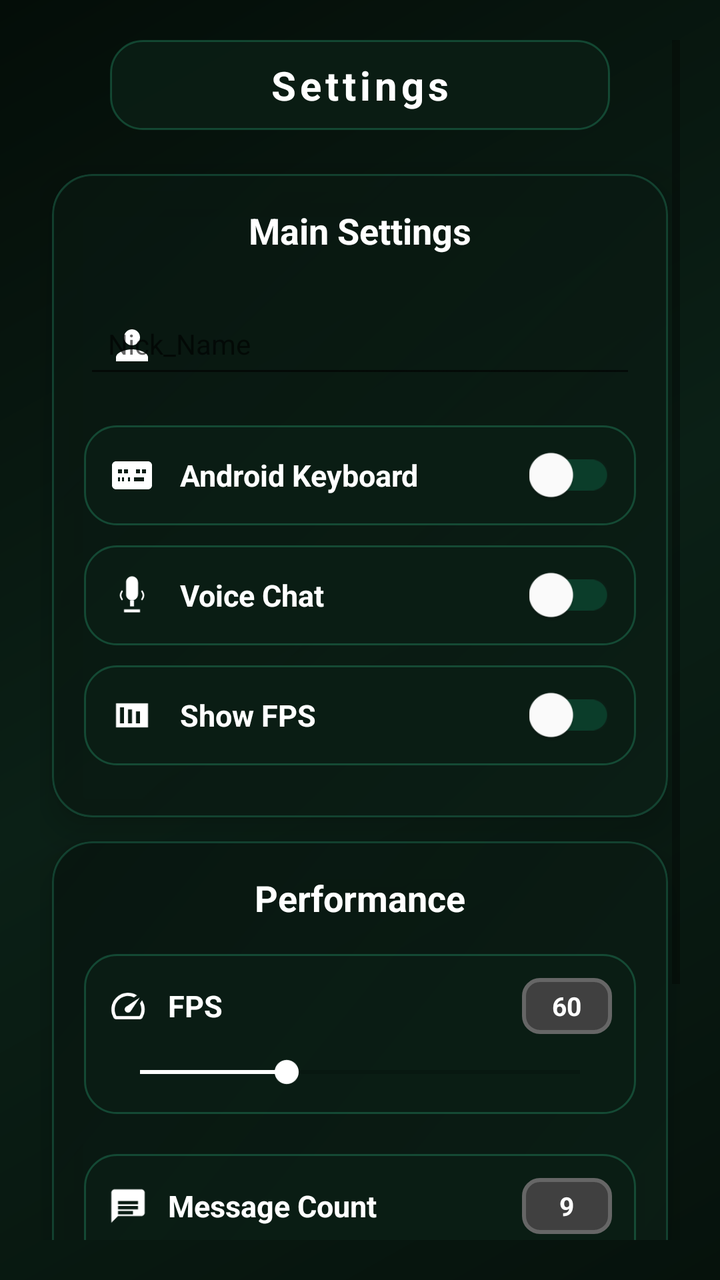
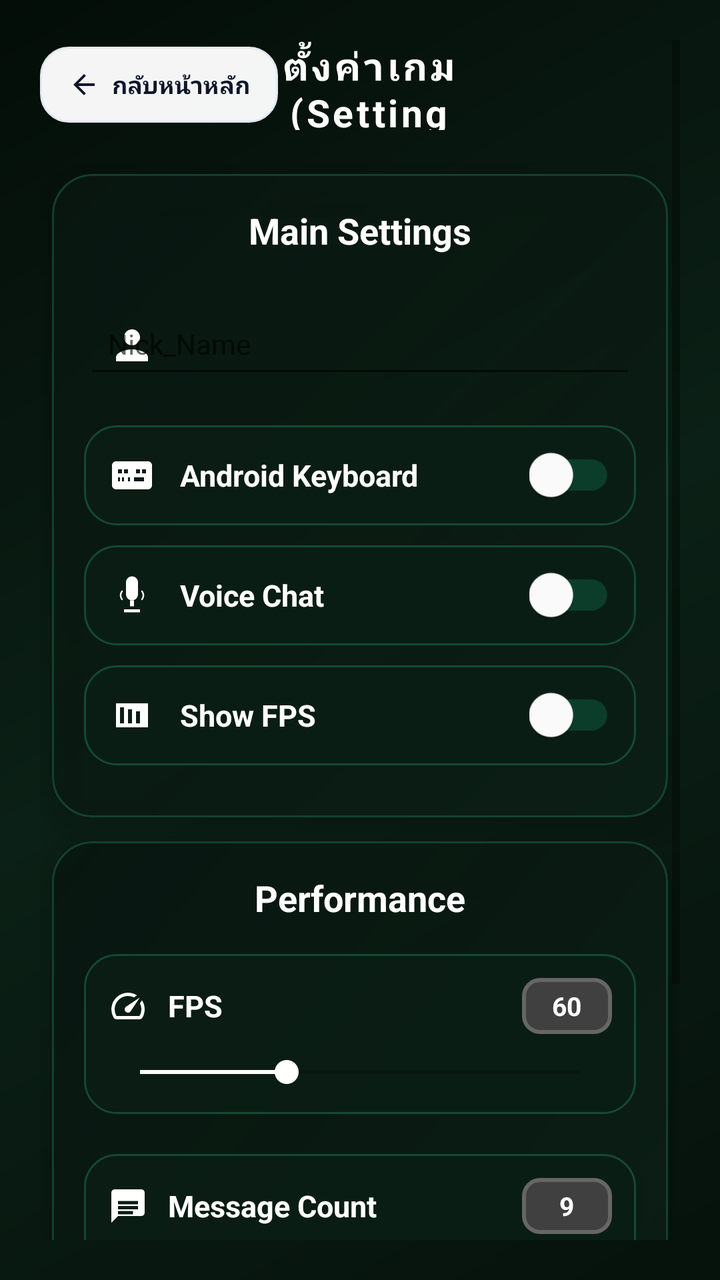

Screens rendered from an Android XML layout before and after an edit, with the pre-edit source and the edit as a unified diff.
<!-- AndroidManifest.xml: application theme Theme.AppCompat.Light.NoActionBar -->
<!-- res/layout/activity_settings.xml -->
<?xml version="1.0" encoding="utf-8"?>
<ScrollView xmlns:android="http://schemas.android.com/apk/res/android"
    xmlns:app="http://schemas.android.com/apk/res-auto"
    android:layout_width="match_parent"
    android:layout_height="match_parent"
    android:background="@drawable/bg_gradient"
    android:padding="20dp"
    android:fillViewport="true">

    <LinearLayout
        android:layout_width="match_parent"
        android:layout_height="wrap_content"
        android:orientation="vertical"
        android:gravity="center">

        


        
        <TextView
            android:layout_width="250dp"
            android:layout_height="45dp"
            android:layout_marginBottom="16dp"
            android:background="@drawable/setting_item_background"
            android:elevation="6dp"
            android:gravity="center"
            android:letterSpacing="0.1"
            android:text="Settings"
            android:textColor="@color/white"
            android:textSize="20sp"
            android:textStyle="bold" />

        <androidx.cardview.widget.CardView
            android:layout_width="match_parent"
            android:layout_height="wrap_content"
            android:layout_margin="6dp"
            app:cardBackgroundColor="@color/card_dark"
            app:cardCornerRadius="20dp"
            app:cardElevation="8dp"
            android:layout_gravity="center"
            android:translationZ="3dp">

            <LinearLayout
                android:layout_width="match_parent"
                android:layout_height="wrap_content"
                android:orientation="vertical"
                android:padding="16dp"
                android:background="@drawable/card_gradient_red">

                <TextView
                    android:layout_width="match_parent"
                    android:layout_height="wrap_content"
                    android:text="Main Settings"
                    android:textColor="@android:color/white"
                    android:textSize="18sp"
                    android:textStyle="bold"
                    android:layout_marginBottom="16dp"
                    android:gravity="center"
                    android:drawablePadding="6dp" />

                
                <com.google.android.material.textfield.TextInputLayout
                    android:layout_width="match_parent"
                    android:layout_height="wrap_content"
                    android:layout_marginBottom="16dp"
                    app:boxBackgroundMode="outline"
                    app:boxBackgroundColor="@android:color/transparent"
                    app:boxStrokeColor="@color/white"
                    app:boxCornerRadiusBottomEnd="12dp"
                    app:boxCornerRadiusBottomStart="12dp"
                    app:boxCornerRadiusTopEnd="12dp"
                    app:boxCornerRadiusTopStart="12dp"
                    app:hintTextColor="#FFFFFF"
                    app:startIconDrawable="@drawable/ic_person"
                    app:startIconTint="@android:color/white"
                    app:endIconMode="clear_text"
                    app:endIconTint="@android:color/white">

                    <com.google.android.material.textfield.TextInputEditText
                        android:id="@+id/settings_nickname"
                        android:layout_width="match_parent"
                        android:layout_height="wrap_content"
                        android:hint="Nick_Name"
                        android:textColor="@android:color/white"
                        android:textColorHint="#FFFFFF"
                        android:textSize="14sp"
                        android:padding="12dp" />
                </com.google.android.material.textfield.TextInputLayout>

                
                <LinearLayout
                    android:layout_width="match_parent"
                    android:layout_height="50dp"
                    android:orientation="horizontal"
                    android:layout_marginBottom="10dp"
                    android:gravity="center_vertical"
                    android:paddingStart="12dp"
                    android:paddingEnd="12dp"
                    android:background="@drawable/setting_item_background"
                    android:clickable="true"
                    android:focusable="true">

                    <ImageView
                        android:layout_width="24dp"
                        android:layout_height="24dp"
                        android:src="@drawable/ic_keyboard"
                        android:color="@color/white"
                        android:layout_marginEnd="12dp" />

                    <TextView
                        android:layout_width="0dp"
                        android:layout_height="wrap_content"
                        android:layout_weight="1"
                        android:text="Android Keyboard"
                        android:textColor="@android:color/white"
                        android:textSize="15sp"
                        android:textStyle="bold" />

                    <androidx.appcompat.widget.SwitchCompat
                        android:id="@+id/keyboard_switch"
                        android:layout_width="wrap_content"
                        android:layout_height="wrap_content"
                        app:trackTint="@color/switch_track"
                        app:thumbTint="@color/white"
                        android:scaleX="1.1"
                        android:scaleY="1.1" />

                </LinearLayout>

                
                <LinearLayout
                    android:layout_width="match_parent"
                    android:layout_height="50dp"
                    android:orientation="horizontal"
                    android:layout_marginBottom="10dp"
                    android:gravity="center_vertical"
                    android:paddingStart="12dp"
                    android:paddingEnd="12dp"
                    android:background="@drawable/setting_item_background"
                    android:clickable="true"
                    android:focusable="true">

                    <ImageView
                        android:layout_width="24dp"
                        android:layout_height="24dp"
                        android:src="@drawable/ic_voice"
                        android:color="@color/white"
                        android:layout_marginEnd="12dp" />

                    <TextView
                        android:layout_width="0dp"
                        android:layout_height="wrap_content"
                        android:layout_weight="1"
                        android:text="Voice Chat"
                        android:textColor="@android:color/white"
                        android:textSize="15sp"
                        android:textStyle="bold" />

                    <androidx.appcompat.widget.SwitchCompat
                        android:id="@+id/voice_switch"
                        android:layout_width="wrap_content"
                        android:layout_height="wrap_content"
                        app:trackTint="@color/switch_track"
                        app:thumbTint="@color/white"
                        android:scaleX="1.1"
                        android:scaleY="1.1" />

                </LinearLayout>

                
                <LinearLayout
                    android:layout_width="match_parent"
                    android:layout_height="50dp"
                    android:orientation="horizontal"
                    android:layout_marginBottom="10dp"
                    android:gravity="center_vertical"
                    android:paddingStart="12dp"
                    android:paddingEnd="12dp"
                    android:background="@drawable/setting_item_background"
                    android:clickable="true"
                    android:focusable="true">

                    <ImageView
                        android:layout_width="24dp"
                        android:layout_height="24dp"
                        android:src="@drawable/ic_fps"
                        android:color="@color/white"
                        android:layout_marginEnd="12dp" />

                    <TextView
                        android:layout_width="0dp"
                        android:layout_height="wrap_content"
                        android:layout_weight="1"
                        android:text="Show FPS"
                        android:textColor="@android:color/white"
                        android:textSize="15sp"
                        android:textStyle="bold" />

                    <androidx.appcompat.widget.SwitchCompat
                        android:id="@+id/fps_switch"
                        android:layout_width="wrap_content"
                        android:layout_height="wrap_content"
                        app:trackTint="@color/switch_track"
                        app:thumbTint="@color/white"
                        android:scaleX="1.1"
                        android:scaleY="1.1" />

                </LinearLayout>

            </LinearLayout>

        </androidx.cardview.widget.CardView>

        
        <androidx.cardview.widget.CardView
            android:layout_width="match_parent"
            android:layout_height="wrap_content"
            android:layout_margin="6dp"
            app:cardBackgroundColor="@color/card_dark"
            app:cardCornerRadius="20dp"
            app:cardElevation="8dp"
            android:layout_gravity="center"
            android:translationZ="3dp">

            <LinearLayout
                android:layout_width="match_parent"
                android:layout_height="wrap_content"
                android:orientation="vertical"
                android:padding="16dp"
                android:background="@drawable/card_gradient_red">

                <TextView
                    android:layout_width="match_parent"
                    android:layout_height="wrap_content"
                    android:text="Performance"
                    android:textColor="@android:color/white"
                    android:textSize="18sp"
                    android:textStyle="bold"
                    android:layout_marginBottom="16dp"
                    android:gravity="center" />

                
                <LinearLayout
                    android:layout_width="match_parent"
                    android:layout_height="wrap_content"
                    android:orientation="vertical"
                    android:layout_marginBottom="20dp"
                    android:padding="12dp"
                    android:background="@drawable/setting_item_background">

                    <LinearLayout
                        android:layout_width="match_parent"
                        android:layout_height="wrap_content"
                        android:orientation="horizontal"
                        android:gravity="center_vertical"
                        android:layout_marginBottom="10dp">

                        <ImageView
                            android:layout_width="20dp"
                            android:layout_height="20dp"
                            android:src="@drawable/ic_speed"
                            android:color="@color/white"
                            android:layout_marginEnd="10dp" />

                        <TextView
                            android:layout_width="0dp"
                            android:layout_height="wrap_content"
                            android:layout_weight="1"
                            android:text="FPS"
                            android:textColor="@android:color/white"
                            android:textSize="15sp"
                            android:textStyle="bold" />

                        <TextView
                            android:id="@+id/fps_count"
                            android:layout_width="45dp"
                            android:layout_height="28dp"
                            android:background="@drawable/value_indicator"
                            android:gravity="center"
                            android:text="60"
                            android:textColor="@android:color/white"
                            android:textSize="13sp"
                            android:textStyle="bold" />

                    </LinearLayout>

                    <SeekBar
                        android:id="@+id/fps_seekbar"
                        android:layout_width="match_parent"
                        android:layout_height="wrap_content"
                        android:max="3"
                        android:progress="1"
                        android:progressTint="@color/white"
                        android:thumbTint="@color/white"
                        android:splitTrack="false"
                        android:elevation="3dp" />

                </LinearLayout>

                
                <LinearLayout
                    android:layout_width="match_parent"
                    android:layout_height="wrap_content"
                    android:orientation="vertical"
                    android:padding="12dp"
                    android:background="@drawable/setting_item_background">

                    <LinearLayout
                        android:layout_width="match_parent"
                        android:layout_height="wrap_content"
                        android:orientation="horizontal"
                        android:gravity="center_vertical"
                        android:layout_marginBottom="10dp">

                        <ImageView
                            android:layout_width="20dp"
                            android:layout_height="20dp"
                            android:src="@drawable/ic_message"
                            android:color="@color/white"
                            android:layout_marginEnd="10dp" />

                        <TextView
                            android:layout_width="0dp"
                            android:layout_height="wrap_content"
                            android:layout_weight="1"
                            android:text="Message Count"
                            android:textColor="@android:color/white"
                            android:textSize="15sp"
                            android:textStyle="bold" />

                        <TextView
                            android:id="@+id/messages_count"
                            android:layout_width="45dp"
                            android:layout_height="28dp"
                            android:background="@drawable/value_indicator"
                            android:gravity="center"
                            android:text="9"
                            android:textColor="@android:color/white"
                            android:textSize="13sp"
                            android:textStyle="bold" />

                    </LinearLayout>

                    <SeekBar
                        android:id="@+id/messages_seekbar"
                        android:layout_width="match_parent"
                        android:layout_height="wrap_content"
                        android:max="3"
                        android:progress="1"
                        android:progressTint="@color/white"
                        android:thumbTint="@color/white"
                        android:splitTrack="false"
                        android:elevation="3dp" />


                </LinearLayout>


            </LinearLayout>


        </androidx.cardview.widget.CardView>

        <LinearLayout
            android:id="@+id/btn_reinstall_cache"
            android:layout_width="match_parent"
            android:layout_height="wrap_content"
            android:orientation="vertical"
            android:padding="12dp"
            android:layout_marginBottom="10dp"
            android:background="@drawable/setting_item_background"
            android:clickable="true"
            android:focusable="true">

            <LinearLayout
                android:layout_width="match_parent"
                android:layout_height="wrap_content"
                android:orientation="horizontal"
                android:gravity="center_vertical">

                <TextView
                    android:layout_width="0dp"
                    android:layout_height="wrap_content"
                    android:layout_weight="1"
                    android:text="Reinstall Cache"
                    android:textColor="@android:color/white"
                    android:textSize="15sp"
                    android:textStyle="bold" />

            </LinearLayout>

        </LinearLayout>

        <View
            android:id="@+id/placeholderSpace"
            android:layout_width="match_parent"
            android:layout_height="80dp"
            app:layout_constraintBottom_toBottomOf="parent"
            android:background="@android:color/transparent" />

    </LinearLayout>

</ScrollView>
<!-- resources referenced by this layout -->
<resources>
  <color name="card_dark">#990F261B</color>
  <color name="switch_track">#3310B981</color>
  <color name="white">#ffffffff</color>
  <!-- drawable bg_gradient (drawable) -->
  <?xml version="1.0" encoding="utf-8"?>
  <shape xmlns:android="http://schemas.android.com/apk/res/android">
      <gradient
          android:angle="135"
          android:startColor="#06120C"
          android:centerColor="#0B2016"
          android:endColor="#040D08"
          android:type="linear" />
  </shape>
  <!-- drawable card_gradient_red (drawable) -->
  <?xml version="1.0" encoding="utf-8"?>
  <shape xmlns:android="http://schemas.android.com/apk/res/android">
      <gradient
          android:angle="135"
          android:startColor="#E60A1D14"
          android:endColor="#D907140E"
          android:type="linear" />
      <stroke android:width="1dp" android:color="#3334D399" />
      <corners android:radius="20dp" />
  </shape>
  <!-- drawable ic_fps (drawable) -->
  <vector xmlns:android="http://schemas.android.com/apk/res/android"
      android:width="24dp"
      android:height="24dp"
      android:viewportWidth="24"
      android:viewportHeight="24">
      <path
          android:fillColor="@android:color/white"
          android:pathData="M4,18h16V6H4V18z M6,8h2v8H6V8z M10,9h2v7h-2V9z M14,10h2v6h-2V10z M18,11h-2v4h2V11z"/>
  </vector>
  <!-- drawable ic_message (drawable) -->
  <vector xmlns:android="http://schemas.android.com/apk/res/android"
      android:width="24dp"
      android:height="24dp"
      android:viewportWidth="24"
      android:viewportHeight="24">
      <path
          android:fillColor="@color/white"
          android:pathData="M20,2H4C2.9,2 2,2.9 2,4v18l4,-4h14c1.1,0 2,-0.9 2,-2V4C22,2.9 21.1,2 20,2zM6,9h12v2H6V9zM6,12h12v2H6V12zM6,15h9v2H6V15z"/>
  </vector>
  <!-- drawable setting_item_background (drawable) -->
  <?xml version="1.0" encoding="utf-8"?>
  <shape xmlns:android="http://schemas.android.com/apk/res/android">
      <solid android:color="#E60A1D14" />
      <stroke
          android:width="1dp"
          android:color="#4034D399" />
      <corners android:radius="16dp" />
  </shape>
  <!-- drawable value_indicator (drawable) -->
  <shape xmlns:android="http://schemas.android.com/apk/res/android">
      <solid android:color="#404040" />
      <stroke
          android:width="2dp"
          android:color="#666666" />
      <corners android:radius="8dp" />
  </shape>
  <!-- unchanged entries left out for length: 4 -->
</resources>

<!-- the commit's change to res/layout/activity_settings.xml (unified diff, before → after) -->
@@ -17,18 +17,57 @@
 
 
         
-        <TextView
-            android:layout_width="250dp"
-            android:layout_height="45dp"
-            android:layout_marginBottom="16dp"
-            android:background="@drawable/setting_item_background"
-            android:elevation="6dp"
-            android:gravity="center"
-            android:letterSpacing="0.1"
-            android:text="Settings"
-            android:textColor="@color/white"
-            android:textSize="20sp"
-            android:textStyle="bold" />
+        <LinearLayout
+            android:layout_width="match_parent"
+            android:layout_height="wrap_content"
+            android:orientation="horizontal"
+            android:gravity="center_vertical"
+            android:layout_marginBottom="16dp">
+
+            <LinearLayout
+                android:id="@+id/btn_back_to_home"
+                android:layout_width="wrap_content"
+                android:layout_height="38dp"
+                android:background="@drawable/bg_action_card"
+                android:orientation="horizontal"
+                android:gravity="center_vertical"
+                android:paddingHorizontal="14dp"
+                android:clickable="true"
+                android:focusable="true">
+
+                <ImageView
+                    android:layout_width="16dp"
+                    android:layout_height="16dp"
+                    android:layout_marginEnd="6dp"
+                    android:src="@drawable/ic_back"
+                    app:tint="@color/nextcity_text_title" />
+
+                <TextView
+                    android:layout_width="wrap_content"
+                    android:layout_height="wrap_content"
+                    android:text="กลับหน้าหลัก"
+                    android:textColor="@color/nextcity_text_title"
+                    android:textSize="12sp"
+                    android:fontFamily="sans-serif-bold"
+                    android:textStyle="bold" />
+            </LinearLayout>
+
+            <TextView
+                android:layout_width="0dp"
+                android:layout_height="45dp"
+                android:layout_weight="1"
+                android:gravity="center"
+                android:letterSpacing="0.08"
+                android:text="ตั้งค่าเกม (Settings)"
+                android:textColor="@color/white"
+                android:textSize="19sp"
+                android:textStyle="bold" />
+
+            
+            <View
+                android:layout_width="110dp"
+                android:layout_height="1dp" />
+        </LinearLayout>
 
         <androidx.cardview.widget.CardView
             android:layout_width="match_parent"
<!-- resource entries referenced after the edit -->
@@ -1,8 +1,32 @@
 <!-- resources referenced by this layout -->
 <resources>
   <color name="card_dark">#990F261B</color>
+  <color name="nextcity_text_title">#0F172A</color>
   <color name="switch_track">#3310B981</color>
   <color name="white">#ffffffff</color>
+  <!-- drawable bg_action_card (drawable) -->
+  <?xml version="1.0" encoding="utf-8"?>
+  <ripple xmlns:android="http://schemas.android.com/apk/res/android"
+      android:color="#207C3AED">
+      <item>
+          <selector>
+              <item android:state_pressed="true">
+                  <shape android:shape="rectangle">
+                      <corners android:radius="14dp" />
+                      <solid android:color="#EAEFF5" />
+                      <stroke android:width="1dp" android:color="#CBD5E1" />
+                  </shape>
+              </item>
+              <item>
+                  <shape android:shape="rectangle">
+                      <corners android:radius="14dp" />
+                      <solid android:color="#F4FFFFFF" />
+                      <stroke android:width="1dp" android:color="#E2E8F0" />
+                  </shape>
+              </item>
+          </selector>
+      </item>
+  </ripple>
   <!-- drawable bg_gradient (drawable) -->
   <?xml version="1.0" encoding="utf-8"?>
   <shape xmlns:android="http://schemas.android.com/apk/res/android">
@@ -24,6 +48,18 @@
       <stroke android:width="1dp" android:color="#3334D399" />
       <corners android:radius="20dp" />
   </shape>
+  <!-- drawable ic_back (drawable) -->
+  <?xml version="1.0" encoding="utf-8"?>
+  <vector xmlns:android="http://schemas.android.com/apk/res/android"
+      android:width="24dp"
+      android:height="24dp"
+      android:viewportWidth="24"
+      android:viewportHeight="24"
+      android:tint="@android:color/white">
+      <path
+          android:fillColor="@android:color/white"
+          android:pathData="M20,11H7.83l5.59,-5.59L12,4l-8,8 8,8 1.41,-1.41L7.83,13H20v-2z"/>
+  </vector>
   <!-- drawable ic_fps (drawable) -->
   <vector xmlns:android="http://schemas.android.com/apk/res/android"
       android:width="24dp"
